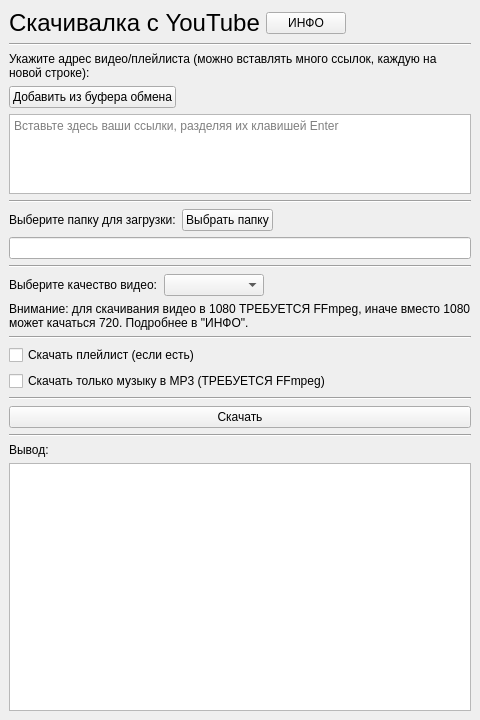
Before: the Qt Designer form ui/main.ui in SeryiBaran/yt-dlp-python-gui, drawn with Qt 5.
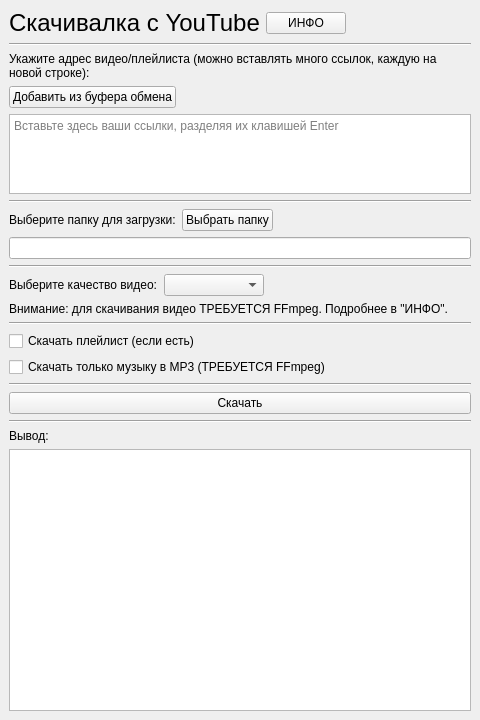
After: the same form once the commit is applied. Icons and pictures are not drawn.

```diff
--- a/ui/main.ui
+++ b/ui/main.ui
@@ -257,7 +257,7 @@
            </font>
           </property>
           <property name="text">
-           <string>Внимание: для скачивания видео в 1080 ТРЕБУЕТСЯ FFmpeg, иначе вместо 1080 может качаться 720. Подробнее в &quot;ИНФО&quot;.</string>
+           <string>Внимание: для скачивания видео ТРЕБУЕТСЯ FFmpeg. Подробнее в &quot;ИНФО&quot;.</string>
           </property>
           <property name="wordWrap">
            <bool>true</bool>
```
